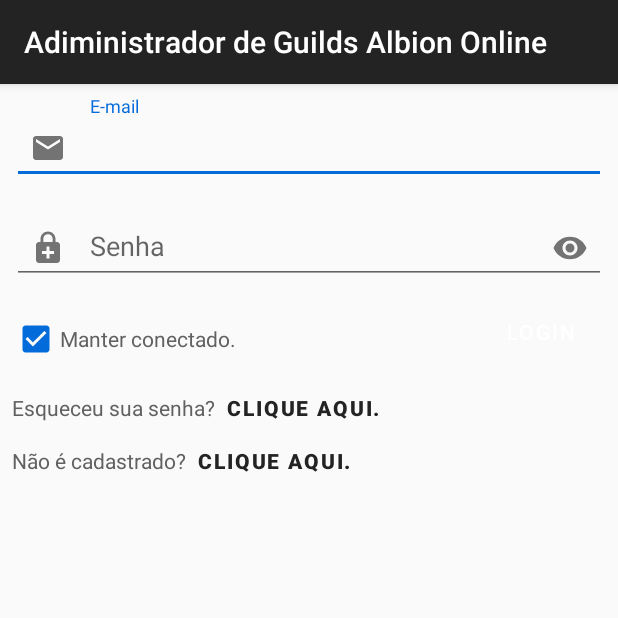
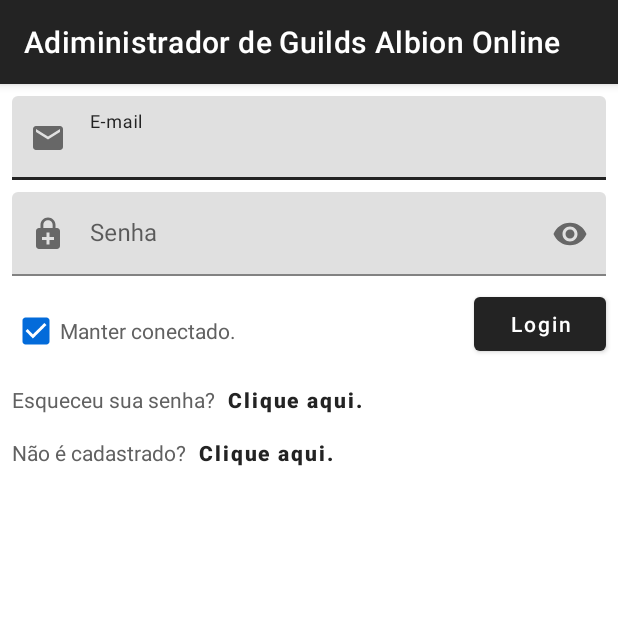
Before and after one commit to nikolasluiz123/GuildsAdministratorRepository, an Android app: the screen it shows after launch (MainActivity), on a phone screen of 412 x 824 dp, the top half of it. Run offline under Robolectric (Android 15) with nearby library versions, the phone set to English and light mode, and no system bars.

Commit message:
feat: implementando tema do material no projeto
Foi implementado o tema do material design.

```diff
--- a/GuildAdministrator/app/src/main/res/values/styles.xml
+++ b/GuildAdministrator/app/src/main/res/values/styles.xml
@@ -1,6 +1,6 @@
 <resources>
     <!-- Base application theme. -->
-    <style name="AppTheme" parent="Theme.AppCompat.Light.DarkActionBar">
+    <style name="AppTheme" parent="Theme.MaterialComponents.Light.DarkActionBar">
         <!-- Customize your theme here. -->
         <item name="colorPrimary">@color/colorPrimary</item>
         <item name="colorPrimaryDark">@color/colorPrimaryDark</item>
@@ -10,11 +10,13 @@
     <style name="principal_button" parent="Widget.MaterialComponents.Button">
         <item name="android:textColor">@color/white</item>
         <item name="android:textSize">14sp</item>
+        <item name="android:textAllCaps">false</item>
     </style>
 
     <style name="text_button" parent="Widget.MaterialComponents.Button.TextButton">
         <item name="android:textSize">14sp</item>
         <item name="android:textStyle">bold</item>
+        <item name="android:textAllCaps">false</item>
     </style>
 
     <style name="checkbox_style">
```
